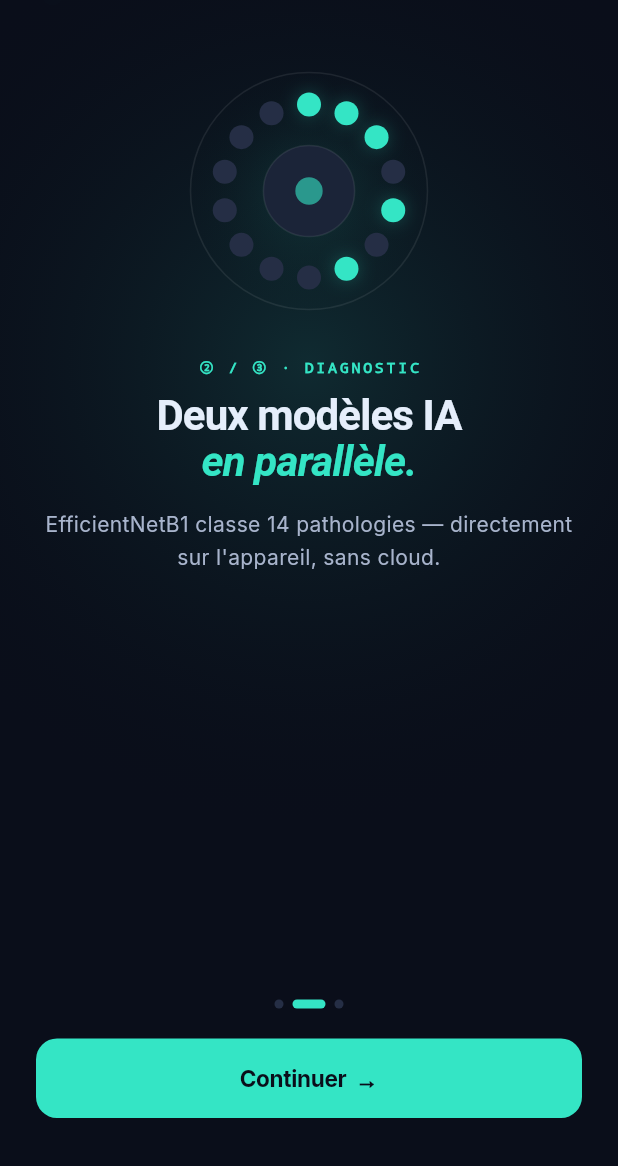
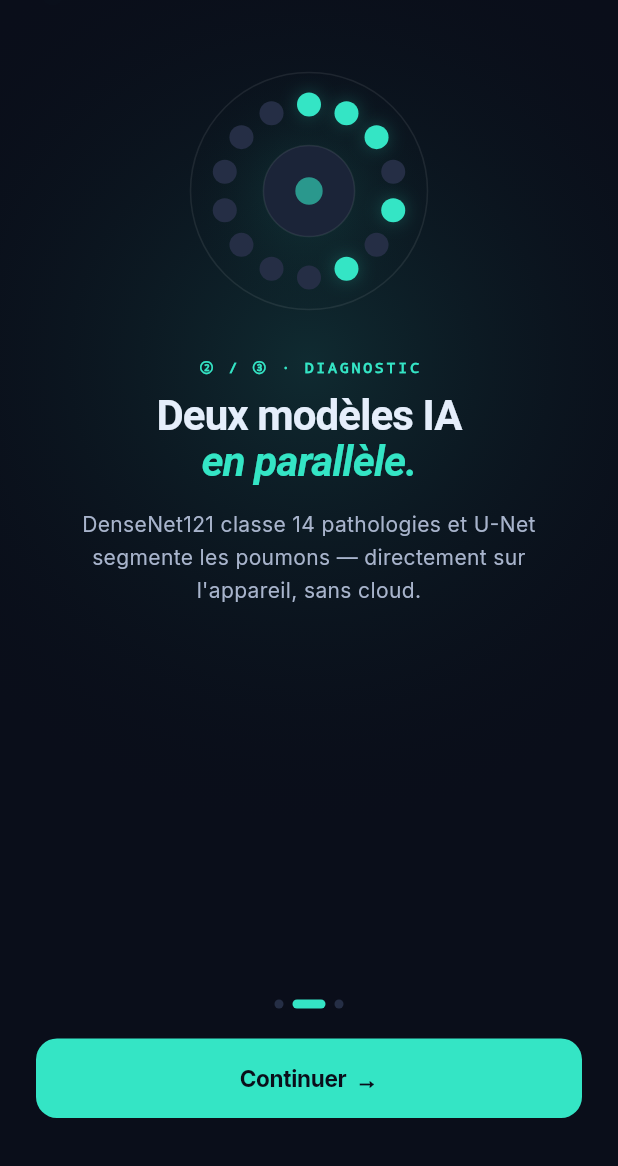
Before and after one commit to AdnaneElHajji/PulmoScan, a Flutter app: the screen it shows after launch, swiped to page 2, on a phone screen of 412 x 824 dp, the part 70-1236 px from its top. Run offline on Flutter 3.47's test engine with Material 3 defaults, Android fonts, the phone set to English and light mode, and no system bars; our stand-ins replace google_fonts, image_picker, pdf, printing, shared_preferences, sqflite; missing offline and left inert: tflite_flutter; accounts and stored records are empty.

Commit message:
fix: onboarding slide 2 names correct models (DenseNet121 + U-Net)
The second onboarding slide wrongly referenced "EfficientNetB1". The app
actually uses DenseNet121 for 14-pathology classification and U-Net for
lung segmentation. Updated the body text to match.

Co-Authored-By: Claude Opus 4.8 <noreply@anthropic.com>
Claude-Session: https://claude.ai/code/session_01PNLM7BRcTcczcE9ZsULL5H

```diff
--- a/frontend/pulmoscan_app/lib/screens/onboarding.dart
+++ b/frontend/pulmoscan_app/lib/screens/onboarding.dart
@@ -29,7 +29,7 @@ class _OnboardingScreenState extends State<OnboardingScreen> {
       title: 'Deux modèles IA\nen parallèle.',
       titleAccent: 'en parallèle.',
       body:
-          "EfficientNetB1 classe 14 pathologies — directement sur l'appareil, sans cloud.",
+          "DenseNet121 classe 14 pathologies et U-Net segmente les poumons — directement sur l'appareil, sans cloud.",
       active: [0, 1, 2, 4, 6, 7, 8, 11],
     ),
     _Slide(
```
